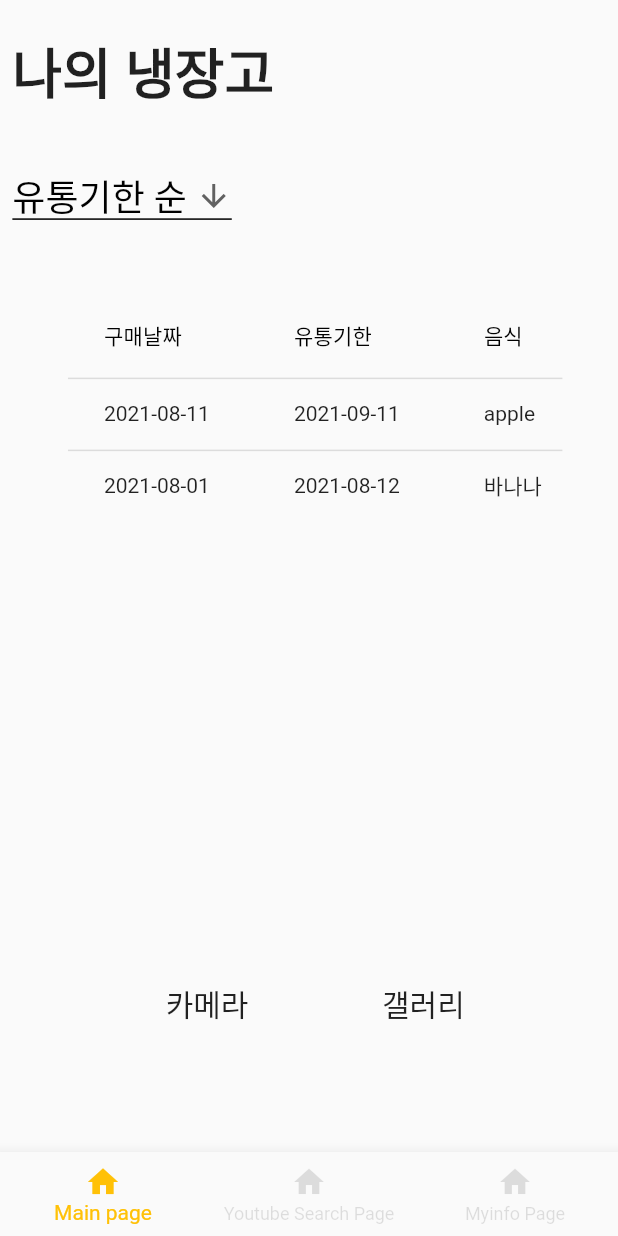
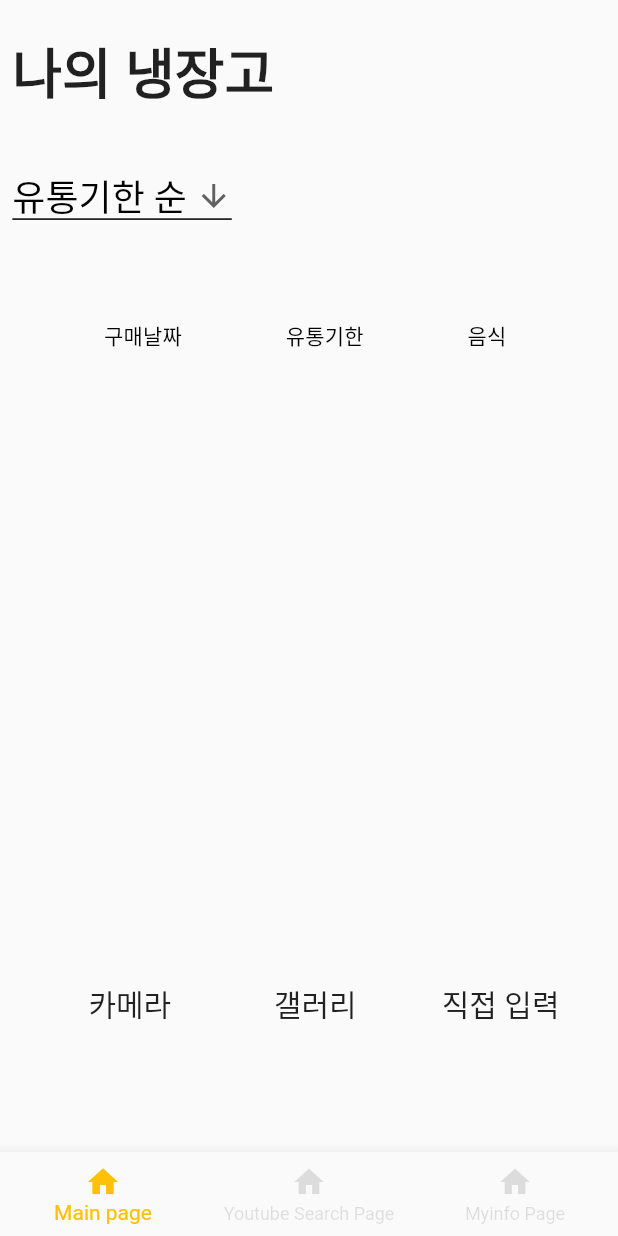
Before and after one commit to smartcow99/Refrigerator-application-incorporating-AI-computer-vision, a Flutter app: the screen it shows after launch, on a phone screen of 412 x 824 dp. Run offline on Flutter 3.47's test engine with Material 2 defaults, Android fonts, the phone set to English and light mode, and no system bars; our stand-ins replace image_picker, permission_handler, shared_preferences, youtube_player_flutter; accounts and stored records are empty.

Commit message:
리스트 직접 입력 구현

```diff
--- a/lib/my_info.dart
+++ b/lib/my_info.dart
@@ -29,6 +29,7 @@ class _MyInfoState extends State<MyInfo> {
     super.initState();
     // myController에 리스너 추가
     _textFormController.addListener(_printLatestValue);
+    _readAlarmData();
   }
 
   // myController의 텍스트를 콘솔에 출력하는 메소드
@@ -46,7 +47,6 @@ class _MyInfoState extends State<MyInfo> {
 
   @override
   Widget build(BuildContext context) {
-    _readAlarmData();
     return Scaffold(
       body: ListView(
         children: [
--- a/lib/my_main.dart
+++ b/lib/my_main.dart
@@ -20,6 +20,16 @@ Future<bool> checkPermission() async {
   return per;
 }
 
+class ListData {
+  String expirationDate;
+  String purchaseDate;
+  String itemName;
+  ListData(
+      {required this.expirationDate,
+      required this.purchaseDate,
+      required this.itemName});
+}
+
 class MyMain extends StatefulWidget {
   const MyMain({Key? key}) : super(key: key);
 
@@ -33,6 +43,13 @@ class _MyMainState extends State<MyMain> {
 
   final _dropDownList = ['유통기한 순', '이름 순', '입고 날짜 순'];
   var _selectedValue = '유통기한 순';
+
+  // final _textFormController = TextEditingController();
+
+  static List<ListData> listDatas = [];
+  String _itemName = "";
+  String _expirationDate = "";
+  String _purchaseDate = "";
 
   @override
   Widget build(BuildContext context) {
@@ -109,24 +126,18 @@ class _MyMainState extends State<MyMain> {
             width: _width * 0.8,
             height: _width * 0.8,
             child: DataTable(
-
               columns: [
                 DataColumn(label: Text('구매날짜')),
                 DataColumn(label: Text('유통기한')),
                 DataColumn(label: Text('음식')),
               ],
-              rows: [
-                DataRow(cells: [
-                  DataCell(Text('2021-08-11')),
-                  DataCell(Text('2021-09-11')),
-                  DataCell(Text('apple')),
-                ]),
-                DataRow(cells: [
-                  DataCell(Text('2021-08-01')),
-                  DataCell(Text('2021-08-12')),
-                  DataCell(Text('바나나')),
-                ]),
-              ],
+              rows: listDatas
+                  .map((data) => DataRow(cells: [
+                        DataCell(Text(data.purchaseDate)),
+                        DataCell(Text(data.expirationDate)),
+                        DataCell(Text(data.itemName)),
+                      ]))
+                  .toList(),
             ),
           ),
           Container(
@@ -136,7 +147,7 @@ class _MyMainState extends State<MyMain> {
             mainAxisAlignment: MainAxisAlignment.center,
             children: [
               Container(
-                width: _width * 0.35,
+                width: _width * 0.3,
                 height: _height * 0.05,
                 // ignore: deprecated_member_use
                 child: FlatButton(
@@ -152,7 +163,7 @@ class _MyMainState extends State<MyMain> {
                 ),
               ),
               Container(
-                width: _width * 0.35,
+                width: _width * 0.3,
                 height: _height * 0.05,
                 // ignore: deprecated_member_use
                 child: FlatButton(
@@ -161,6 +172,22 @@ class _MyMainState extends State<MyMain> {
                   },
                   child: Text(
                     '갤러리',
+                    style: TextStyle(
+                      fontSize: 20,
+                    ),
+                  ),
+                ),
+              ),
+              Container(
+                width: _width * 0.3,
+                height: _height * 0.05,
+                // ignore: deprecated_member_use
+                child: FlatButton(
+                  onPressed: () {
+                    inputDialog(context);
+                  },
+                  child: Text(
+                    '직접 입력',
                     style: TextStyle(
                       fontSize: 20,
                     ),
@@ -182,4 +209,69 @@ class _MyMainState extends State<MyMain> {
       return Image.file(_image);
     }
   }
+
+  void inputDialog(BuildContext context) async {
+    String result = await showDialog(
+        context: context,
+        barrierDismissible: false, // user must tap button!
+        builder: (BuildContext context) {
+          return AlertDialog(
+            title: Text("직접 입력"),
+            content: Text("음식, 유통기한을 입력하세요"),
+            actions: <Widget>[
+              TextField(
+                onChanged: (text) {
+                  _purchaseDate = text;
+                  print("purchaseDate = $_purchaseDate");
+                },
+                decoration: InputDecoration(
+                  labelText: "구매 날짜",
+                  hintText: "2021-01-01 형식으로 입력하세요.",
+                ),
+              ),
+              TextField(
+                onChanged: (text) {
+                  _expirationDate = text;
+                  print("foodLife = $_expirationDate");
+                },
+                decoration: InputDecoration(
+                  labelText: "유통 기한",
+                  hintText: "2021-01-01 형식으로 입력하세요.",
+                ),
+              ),
+              TextField(
+                onChanged: (text) {
+                  _itemName = text;
+                  print("inputName = $_itemName");
+                },
+                decoration: InputDecoration(
+                  labelText: "음식",
+                ),
+              ),
+              Row(
+                mainAxisAlignment: MainAxisAlignment.end,
+                children: [
+                  OutlinedButton(
+                      onPressed: () {
+                        setState(() {
+                          listDatas.add(ListData(
+                              purchaseDate: _purchaseDate,
+                              expirationDate: _expirationDate,
+                              itemName: _itemName));
+                          Navigator.pop(context, "Ok");
+                        });
+                      },
+                      child: Text("OK")),
+                  SizedBox(width: 5),
+                  OutlinedButton(
+                      onPressed: () {
+                        Navigator.pop(context, "Cancle");
+                      },
+                      child: Text("Cancle")),
+                ],
+              ),
+            ],
+          );
+        });
+  }
 }
--- a/pubspec.yaml
+++ b/pubspec.yaml
@@ -29,8 +29,6 @@ dependencies:
   permission_handler: ^8.1.4+2
   app_settings: ^4.1.1
   shared_preferences: ^2.0.6
-
-
   # The following adds the Cupertino Icons font to your application.
   # Use with the CupertinoIcons class for iOS style icons.
   cupertino_icons: ^1.0.2
```
